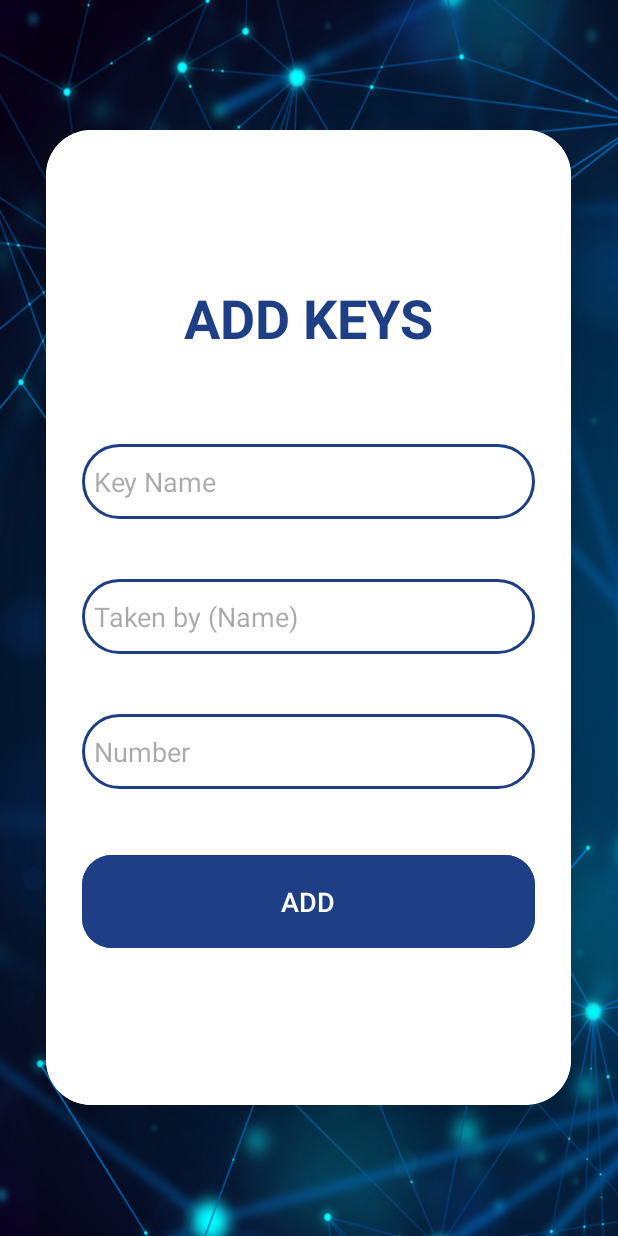
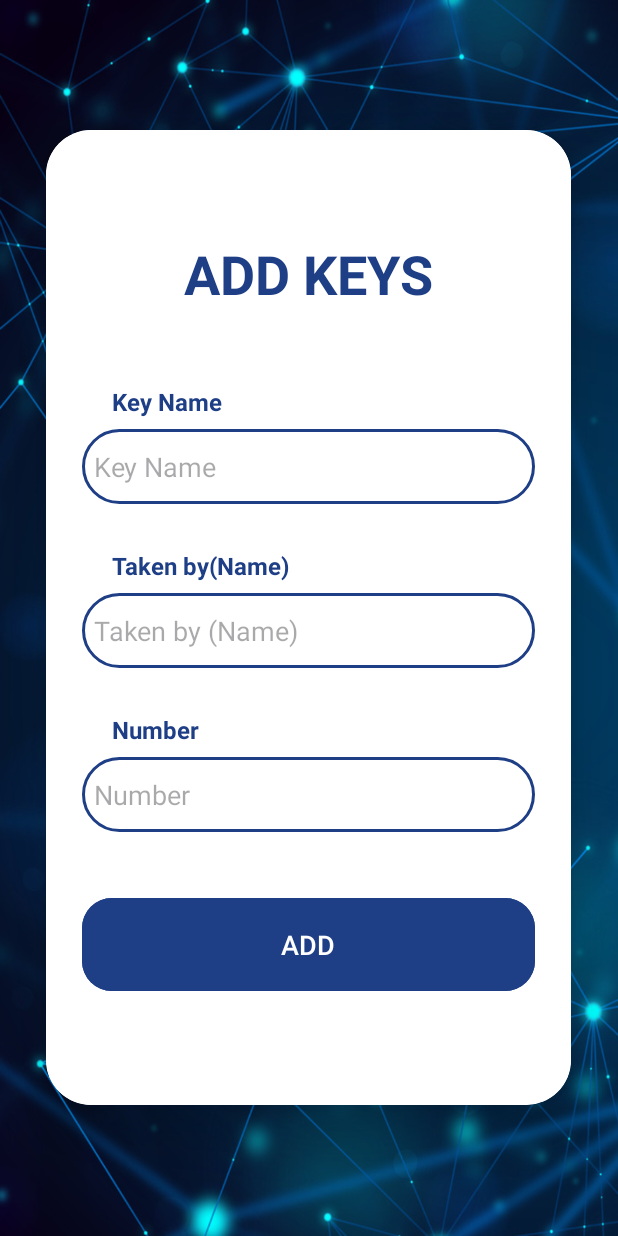
Before and after one commit to saveen99/key-Management-System-Mobile, an Android app: the AddKeyDashboard screen opened directly, with no data from a screen before it, on a phone screen of 412 x 824 dp. Run offline under Robolectric (Android 15) with nearby library versions, the light colour scheme and no system bars.

Commit message:
Update add keys

```diff
--- a/app/src/main/res/layout/activity_add_key_dashboard.xml
+++ b/app/src/main/res/layout/activity_add_key_dashboard.xml
@@ -37,36 +37,69 @@
                 android:textAlignment="center"
                 android:textStyle="bold"
                 android:textColor="@color/main_color"
-                android:layout_marginBottom="20dp"/>
+                android:layout_marginBottom="50dp"/>
+
+            <TextView
+                android:layout_width="match_parent"
+                android:layout_height="wrap_content"
+                android:text="     Key Name"
+                android:id="@+id/KeyNametxt"
+                android:textSize="16dp"
+                android:textStyle="bold"
+                android:textColor="@color/main_color"
+                android:layout_marginBottom="7dp"
+                />
+
 
             <EditText
                 android:layout_width="match_parent"
                 android:layout_height="50dp"
                 android:id="@+id/keyname"
                 android:background="@drawable/custom_edittext"
-                android:layout_marginTop="40dp"
                 android:padding="8dp"
                 android:hint="Key Name"
                 android:textColor="@color/black"
                 android:drawablePadding="8dp"/>
+
+            <TextView
+                android:layout_width="match_parent"
+                android:layout_height="wrap_content"
+                android:text="     Taken by(Name)"
+                android:id="@+id/takenbytxt"
+                android:textSize="16dp"
+                android:layout_marginTop="30dp"
+                android:textStyle="bold"
+                android:textColor="@color/main_color"
+                android:layout_marginBottom="7dp"
+                />
 
             <EditText
                 android:layout_width="match_parent"
                 android:layout_height="50dp"
                 android:id="@+id/takenby"
                 android:background="@drawable/custom_edittext"
-                android:layout_marginTop="40dp"
                 android:padding="8dp"
                 android:hint="Taken by (Name)"
                 android:textColor="@color/black"
                 android:drawablePadding="8dp"/>
+
+            <TextView
+                android:layout_width="match_parent"
+                android:layout_height="wrap_content"
+                android:text="     Number"
+                android:id="@+id/numbertxt"
+                android:textSize="16dp"
+                android:textStyle="bold"
+                android:layout_marginTop="30dp"
+                android:textColor="@color/main_color"
+                android:layout_marginBottom="7dp"
+                />
 
             <EditText
                 android:layout_width="match_parent"
                 android:layout_height="50dp"
                 android:id="@+id/number"
                 android:background="@drawable/custom_edittext"
-                android:layout_marginTop="40dp"
                 android:padding="8dp"
                 android:hint="Number"
                 android:textColor="@color/black"
```
